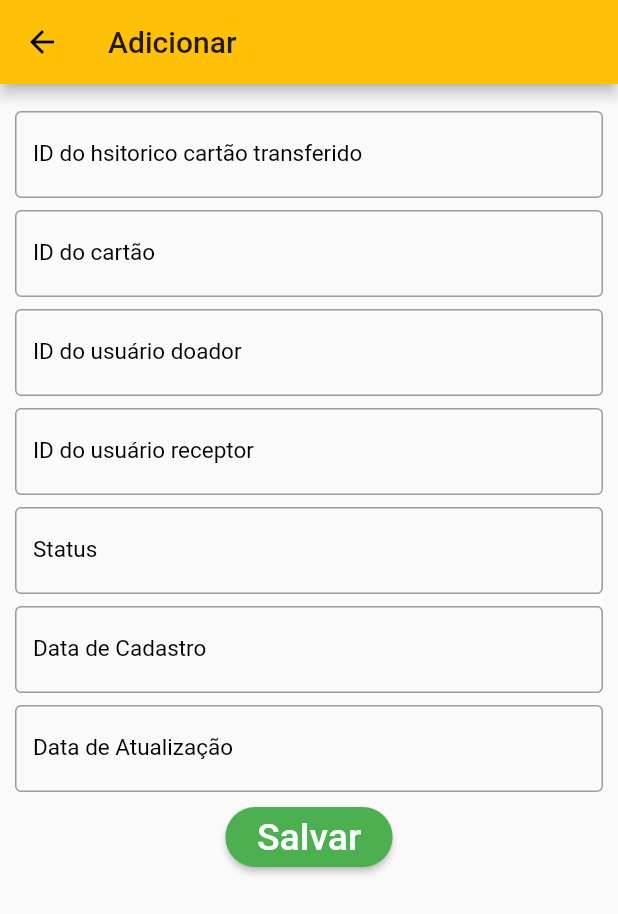
After one commit to juliovitorino/junta192, a Flutter app: the CartaoMoverHistoricoPageCRUD screen opened directly, on a phone screen of 412 x 824 dp. The commit adds this screen. Shown: the top 914 px of the screen. Run offline on Flutter 3.47's test engine with Material 2 defaults, Android fonts, the phone set to English and light mode, and no system bars; drawn by our look-alikes of auto_size_text; our stand-ins replace audioplayers, charts_flutter, curved_navigation_bar, google_mobile_ads, google_sign_in, image_picker and 4 more; missing offline and left inert: adaptive_action_sheet, barcode_scan, flutter_facebook_login, timeline_list, whatsapp_unilink; network calls fail; statements that could not run were skipped.

Commit message:
interface com backend para rastreabilidade da movimentação de cartão entre 2 usuários

```diff
--- /dev/null
+++ b/lib/br/com/jcv/linker/classes/cartaomoverhistorico/CartaoMoverHistoricoPageCRUD.dart
@@ -0,0 +1,164 @@
+import 'package:flutter/material.dart';
+import 'package:http/http.dart' as http;
+import 'dart:convert';
+import 'package:junta192/br/com/jcv/linker/classes/cartaomoverhistorico/CartaoMoverHistoricoVOPost.dart';
+import 'package:junta192/br/com/jcv/linker/classes/storages/cacheSession.dart';
+import 'package:junta192/br/com/jcv/linker/classes/ui/common/common-actionbutton.dart';
+import 'package:junta192/br/com/jcv/linker/classes/ui/common/common-showdialog.dart';
+
+Future<CartaoMoverHistoricoVOPost> createPost(String url, {Map body}) async {
+  return http.post(Uri.parse(url), body: body).then((http.Response response) {
+    final int statusCode = response.statusCode;
+
+    if (statusCode < 200 || statusCode > 400 || json == null) {
+      throw new Exception("Erro ao submeter dados ao servidor.");
+    }
+    return CartaoMoverHistoricoVOPost.fromJson(json.decode(response.body));
+  });
+}
+
+class CartaoMoverHistoricoPageCRUD extends StatefulWidget {
+
+
+  CartaoMoverHistoricoVOPost cartaomoverhistoricoVO;
+
+  CartaoMoverHistoricoPageCRUD({this.cartaomoverhistoricoVO});
+
+  @override
+  _CartaoMoverHistoricoPageCRUDState createState() => _CartaoMoverHistoricoPageCRUDState();
+}
+
+class _CartaoMoverHistoricoPageCRUDState extends State<CartaoMoverHistoricoPageCRUD> {
+
+  int _value;
+  String _token;
+  String _urlControlador;
+  bool _iscadastro = true;
+
+    // ============================================================================
+    // inicializa os controladores de campos com os respectivos atributos
+    // ============================================================================
+  TextEditingController tecid = new TextEditingController();
+  TextEditingController tecidCartao = new TextEditingController();
+  TextEditingController tecidUsuarioDoador = new TextEditingController();
+  TextEditingController tecidUsuarioReceptor = new TextEditingController();
+  TextEditingController tecstatus = new TextEditingController();
+  TextEditingController tecdataCadastro = new TextEditingController();
+  TextEditingController tecdataAtualizacao = new TextEditingController();
+
+  @override
+  void initState(){
+    _token = CacheSession().getSession()['tokenid'];
+    _urlControlador = CacheSession().getSession()['urlControlador'];
+    _iscadastro = (widget.cartaomoverhistoricoVO == null);
+
+    // ============================================================================
+    // inicializa os controladores de campos com os respectivos atributos
+    // ============================================================================
+    tecid.text = _iscadastro ? '' : widget.cartaomoverhistoricoVO.id;
+    tecidCartao.text = _iscadastro ? '' : widget.cartaomoverhistoricoVO.idCartao;
+    tecidUsuarioDoador.text = _iscadastro ? '' : widget.cartaomoverhistoricoVO.idUsuarioDoador;
+    tecidUsuarioReceptor.text = _iscadastro ? '' : widget.cartaomoverhistoricoVO.idUsuarioReceptor;
+    tecstatus.text = _iscadastro ? '' : widget.cartaomoverhistoricoVO.status;
+    tecdataCadastro.text = _iscadastro ? '' : widget.cartaomoverhistoricoVO.dataCadastro;
+    tecdataAtualizacao.text = _iscadastro ? '' : widget.cartaomoverhistoricoVO.dataAtualizacao;
+
+  }
+
+  // ===============================================
+  // função que cria o widget  base entrada de dados
+  // ===============================================
+  Widget criarWidgetEntry({TextEditingController tec, TextInputType tit, String label}) => Padding(
+      padding: EdgeInsets.only(top: 8.0),
+      child: TextField(
+          controller: tec,
+          keyboardType: tit,
+          decoration: InputDecoration(
+                labelText: label,
+                labelStyle: TextStyle(color: Colors.black),
+                border: OutlineInputBorder()
+            ),
+          style: TextStyle(
+            color: Colors.black,
+            fontSize: 15.0
+        ),
+      ),
+    );
+
+
+
+  @override
+  Widget build(BuildContext context) {
+
+    List<Widget> _lstCamposCartaoMoverHistorico = [];
+
+    // ============================================================================
+    // Criação dos campos que irão permitir a entrada de dados
+    // ============================================================================
+    _lstCamposCartaoMoverHistorico.add(criarWidgetEntry(tec: tecid, tit: TextInputType.text, label: "ID do hsitorico cartão transferido"));
+    _lstCamposCartaoMoverHistorico.add(criarWidgetEntry(tec: tecidCartao, tit: TextInputType.text, label: "ID do cartão"));
+    _lstCamposCartaoMoverHistorico.add(criarWidgetEntry(tec: tecidUsuarioDoador, tit: TextInputType.text, label: "ID do usuário doador"));
+    _lstCamposCartaoMoverHistorico.add(criarWidgetEntry(tec: tecidUsuarioReceptor, tit: TextInputType.text, label: "ID do usuário receptor"));
+    _lstCamposCartaoMoverHistorico.add(criarWidgetEntry(tec: tecstatus, tit: TextInputType.text, label: "Status"));
+    _lstCamposCartaoMoverHistorico.add(criarWidgetEntry(tec: tecdataCadastro, tit: TextInputType.text, label: "Data de Cadastro"));
+    _lstCamposCartaoMoverHistorico.add(criarWidgetEntry(tec: tecdataAtualizacao, tit: TextInputType.text, label: "Data de Atualização"));
+
+    // ==================================================================================
+    // Move os conteúdos dos controladores para um VO para enviar um Mapa JSON ao backend
+    // ==================================================================================
+    _lstCamposCartaoMoverHistorico.add(
+      new CommomActionButton(titulo: _iscadastro ? 'Salvar' : 'Enviar Modificações',
+          onpressed: () async {
+          CartaoMoverHistoricoVOPost newPost = new CartaoMoverHistoricoVOPost(
+              tokenid: _token,
+              id: widget.cartaomoverhistoricoVO == null ? 0: widget.cartaomoverhistoricoVO.id,
+              idCartao: tecidCartao.text,
+              idUsuarioDoador: tecidUsuarioDoador.text,
+              idUsuarioReceptor: tecidUsuarioReceptor.text,
+              status: tecstatus.text,
+              dataCadastro: tecdataCadastro.text,
+              dataAtualizacao: tecdataAtualizacao.text,
+          );
+    String _urlcrud = _iscadastro ? '${_urlControlador}appInserirCartaoMoverHistorico.php' : '${_urlControlador}appAtualizarCartaoMoverHistorico.php';
+    CartaoMoverHistoricoVOPost p = await createPost('${_urlcrud}', body: newPost.toMap());
+          Icon _icon = p.msgcode == 'MSG-0001'
+          ? Icon(Icons.check_circle_outline, size: 120.0, color: Colors.green,)
+          : Icon(Icons.error, size: 120.0, color: Colors.red,);
+
+          CommonShowDialogYesNo retorno = new CommonShowDialogYesNo(
+            context: context,
+            icon: _icon,
+            msg: p.msgcodeString,
+          );
+
+          retorno.showDialogYesNo().then((onValue){
+              if(retorno.getChoice() == 'Y'){
+                Navigator.pop(context);
+              }
+            }
+          );
+        })
+    );
+
+    SingleChildScrollView _sceditview = SingleChildScrollView(
+      child: Column(
+          crossAxisAlignment: CrossAxisAlignment.center,
+          children: <Widget>[
+            Padding(
+              padding: EdgeInsets.all(10.0),
+              child: Column(
+                children: _lstCamposCartaoMoverHistorico
+              ),
+            ),
+          ],
+        ),
+    );
+
+    return new Scaffold(
+      appBar: new AppBar(
+        title: Text(_iscadastro? "Adicionar" : "Editar"),
+      ),
+      body: _sceditview,
+    );
+  }
+}
--- /dev/null
+++ b/lib/br/com/jcv/linker/classes/cartaomoverhistorico/CartaoMoverHistoricoVOPost.dart
@@ -0,0 +1,56 @@
+// Copyright (c) 2019 Julio Vitorino. Todos os direitos reservados.
+class CartaoMoverHistoricoVOPost {
+  final String tokenid;
+  final String id;
+  final String idCartao;
+  final String idUsuarioDoador;
+  final String idUsuarioReceptor;
+  final String status;
+  final String dataCadastro;
+  final String dataAtualizacao;
+  final String msgcode;
+  final String msgcodeString;
+
+/// Construtor da classe CartaoMoverHistoricoVOPost
+  CartaoMoverHistoricoVOPost({this.tokenid,
+  this.id,
+  this.idCartao,
+  this.idUsuarioDoador,
+  this.idUsuarioReceptor,
+  this.status,
+  this.dataCadastro,
+  this.dataAtualizacao,
+  this.msgcode='',
+  this.msgcodeString=''});
+
+/// Retorno do Backend devolvendo um JSON na estrutura de campos abaixo
+  factory CartaoMoverHistoricoVOPost.fromJson(Map<String, dynamic> json) {
+    return CartaoMoverHistoricoVOPost(
+      tokenid: json['tokenid'],
+      id: json['id'],
+      idCartao: json['idCartao'],
+      idUsuarioDoador: json['idUsuarioDoador'],
+      idUsuarioReceptor: json['idUsuarioReceptor'],
+      status: json['status'],
+      dataCadastro: json['dataCadastro'],
+      dataAtualizacao: json['dataAtualizacao'],
+      msgcode: json['msgcode'],
+      msgcodeString: json['msgcodeString'],
+    );
+  }
+
+/// Cria um mapa para ser enviado pelo método post da classe Http
+  Map toMap() {
+    var map = new Map<String, dynamic>();
+    map["tokenid"] = tokenid;
+    map["id"] = id == null ? '' : id;
+    map["idCartao"] = idCartao == null ? '' : idCartao;
+    map["idUsuarioDoador"] = idUsuarioDoador == null ? '' : idUsuarioDoador;
+    map["idUsuarioReceptor"] = idUsuarioReceptor == null ? '' : idUsuarioReceptor;
+    map["status"] = status == null ? '' : status;
+    map["dataCadastro"] = dataCadastro == null ? '' : dataCadastro;
+    map["dataAtualizacao"] = dataAtualizacao == null ? '' : dataAtualizacao;
+
+    return map;
+  }
+}
```
Also changed, not shown: lib/br/com/jcv/linker/classes/cartao/cartaoDetail.dart (+9 -1 lines), lib/br/com/jcv/linker/classes/cartaomoverhistorico/CartaoMoverHistoricoLV.dart (added, +30 -0 lines), lib/br/com/jcv/linker/classes/cartaomoverhistorico/CartaoMoverHistoricoPage.dart (added, +80 -0 lines), lib/br/com/jcv/linker/classes/cartaomoverhistorico/CartaoMoverHistoricoUI.dart (added, +95 -0 lines).
